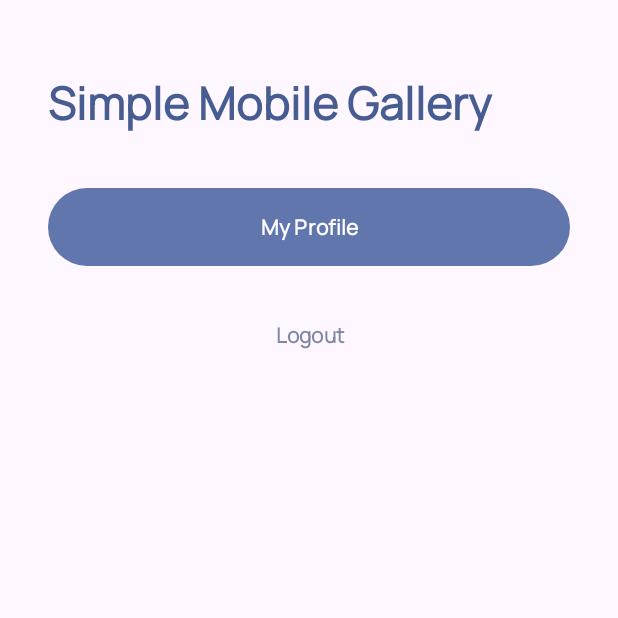
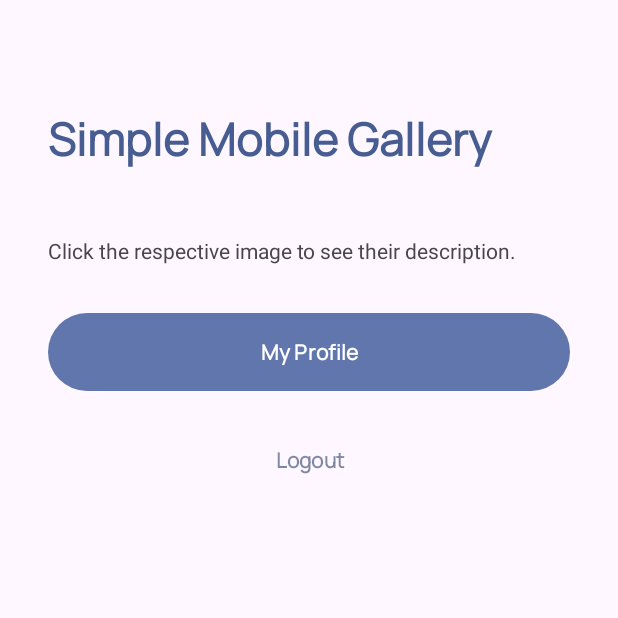
Before and after one commit to Vinncz/android-dev-bootcamp, an Android app: the HomeActivity screen opened directly, with no data from a screen before it, on a phone screen of 412 x 824 dp, the top half of it. Run offline under Robolectric (Android 15) with nearby library versions, the phone set to English and light mode, and no system bars; our stand-ins replace Firebase (no records; nobody signed in at launch, a user with empty details on screens opened directly); pictures from the network do not load.

Commit message:
Improved the spacings between element

```diff
--- a/app/src/main/java/com/example/androiddevbootcamp/GalleryFragment.java
+++ b/app/src/main/java/com/example/androiddevbootcamp/GalleryFragment.java
@@ -131,7 +131,7 @@ public class GalleryFragment extends Fragment {
                                     LinearLayout.LayoutParams.MATCH_PARENT, // Width
                                     LinearLayout.LayoutParams.WRAP_CONTENT  // Height
                             );
-                            layoutParams.setMargins(0, 0, 0, 16);
+                            layoutParams.setMargins(0, 0, 0, 32);
 
                             iv.setLayoutParams(layoutParams);
                             iv.setOnClickListener(new View.OnClickListener() {
--- a/app/src/main/res/layout/activity_home.xml
+++ b/app/src/main/res/layout/activity_home.xml
@@ -29,7 +29,7 @@
                         android:layout_width="match_parent"
                         android:layout_height="wrap_content"
                         android:gravity="top"
-                        android:paddingTop="48dp"
+                        android:paddingTop="72dp"
                         android:orientation="vertical"
                     >
                         <TextView
@@ -39,7 +39,7 @@
                             android:layout_height="wrap_content"
                             android:layout_marginBottom="8dp"
                             android:fontFamily="@font/manrope"
-                            android:paddingBottom="24dp"
+                            android:paddingBottom="36dp"
                             android:text="Simple Mobile Gallery"
                             android:textFontWeight="800"
                             android:textSize="30dp"
@@ -79,6 +79,7 @@
                             android:textAlignment="center"
                             android:textStyle="bold"
                             android:layout_marginBottom="12dp"
+                            android:layout_marginTop="16dp"
                         />
 
                         <Button
@@ -93,7 +94,7 @@
                             android:textAlignment="center"
                             android:textStyle="bold"
                             android:background="@android:color/transparent"
-                            android:layout_marginBottom="0dp"
+                            android:layout_marginBottom="36dp"
                         />
 
                     </LinearLayout>
--- a/app/src/main/res/layout/fragment_gallery.xml
+++ b/app/src/main/res/layout/fragment_gallery.xml
@@ -18,7 +18,17 @@
                 android:layout_height="wrap_content"
                 android:orientation="vertical"
                 android:id="@+id/verticalShelf"
-            />
+            >
+
+                <TextView
+                    android:id="@+id/textView"
+                    android:layout_width="match_parent"
+                    android:layout_height="wrap_content"
+                    android:text="Click the respective image to see their description."
+                    android:layout_marginBottom="12dp"
+                />
+
+            </LinearLayout>
 
         </ScrollView>
 
```
Also changed, not shown: app/src/main/res/layout/fragment_description.xml (+11 -2 lines).
